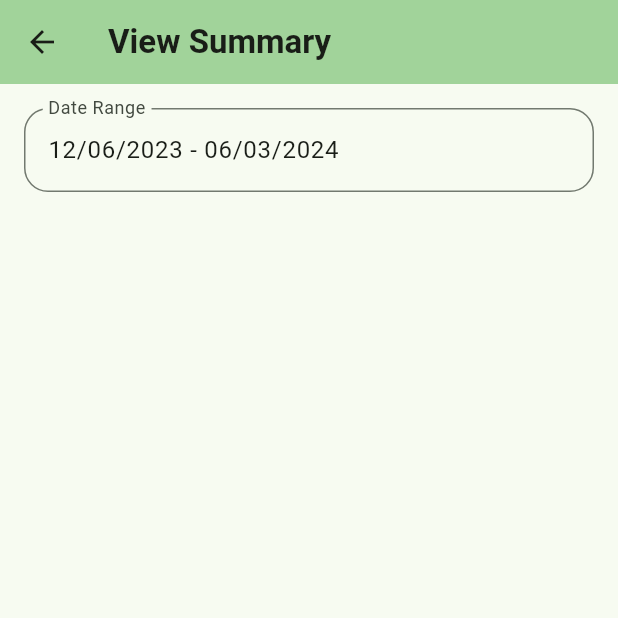
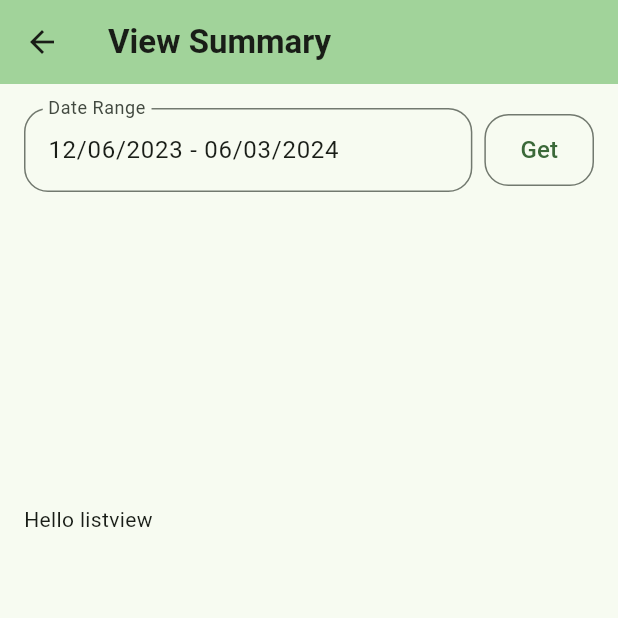
Before and after one commit to jahager/Tiny_Budget, a Flutter app: the ViewSummaryPage screen opened directly, on a phone screen of 412 x 824 dp, the top half of it. Run offline on Flutter 3.47's test engine with Material 3 defaults, Android fonts, the phone set to English and light mode, and no system bars; drawn by our look-alikes of fl_chart; our stand-ins replace sqflite; accounts and stored records are empty.

Commit message:
Initial Pie Chart Commit

```diff
--- /dev/null
+++ b/lib/entry_chart.dart
@@ -0,0 +1,52 @@
+import 'package:fl_chart/fl_chart.dart';
+import 'package:flutter/material.dart';
+
+import 'entry_db.dart';
+
+class PieChartByCategory extends StatelessWidget {
+  final List<Entry> entries;
+
+  const PieChartByCategory({Key? key, required this.entries}) : super(key: key);
+
+  @override
+  Widget build(BuildContext context) {
+    // Group the entries by category and sum the amounts
+    Map<String, double> categoryAmounts = {};
+    for (Entry entry in entries) {
+      if (!categoryAmounts.containsKey(entry.category)) {
+        categoryAmounts[entry.category] = 0.0;
+      }
+
+      categoryAmounts[entry.category] = sum(entry.amount, categoryAmounts[entry.category]);
+    }
+
+    // Create a list of PieChartSectionData objects
+    List<PieChartSectionData> pieChartSections = [];
+    for (String category in categoryAmounts.keys) {
+      pieChartSections.add(
+        PieChartSectionData(
+          value: categoryAmounts[category],
+          color: Colors.primaries[(categoryAmounts.keys.toList().indexOf(category) % Colors.primaries.length)],
+          radius: 100,
+          title: "${category.toString()}: ${categoryAmounts[category]}",
+          titleStyle: TextStyle(color: Colors.white, fontSize: 16, fontWeight: FontWeight.bold),
+
+          showTitle: true
+        ),
+      );
+    }
+
+    // Create the PieChart widget
+    return PieChart(
+      PieChartData(
+        sections: pieChartSections,
+        centerSpaceRadius: 2,
+      ),
+
+    );
+  }
+}
+
+double sum(a, b) {
+  return a + b;
+}
--- a/lib/view_summary_page.dart
+++ b/lib/view_summary_page.dart
@@ -1,5 +1,9 @@
 import 'package:flutter/material.dart';
 import 'package:intl/intl.dart';
+import 'package:tiny_budget/entry_chart.dart';
+
+import 'budget_theme.dart';
+import 'entry_db.dart';
 
 class ViewSummaryPage extends StatefulWidget {
   const ViewSummaryPage({super.key});
@@ -9,21 +13,27 @@ class ViewSummaryPage extends StatefulWidget {
 }
 
 class _ViewSummaryPageState extends State<ViewSummaryPage> {
+  late List<Entry> entries = [];
 
   DateTimeRange selectedDateRange = DateTimeRange(
-      start: DateTime.now().subtract(const Duration(days: 6* 30)),
+      start: DateTime.now().subtract(const Duration(days: 6 * 30)),
       end: DateTime.now());
 
-  late TextEditingController dateController= TextEditingController(
-      text: DateFormat('MM/dd/yyyy').format(selectedDateRange.start) +
-          ' - ' +
-          DateFormat('MM/dd/yyyy').format(selectedDateRange.end));
+  late TextEditingController dateController = TextEditingController(
+      text:
+          '${DateFormat('MM/dd/yyyy').format(selectedDateRange.start)} - ${DateFormat('MM/dd/yyyy').format(selectedDateRange.end)}');
 
   @override
   void dispose() {
     // Clean up the controllers when the widget is disposed.
     dateController.dispose();
     super.dispose();
+  }
+
+  Future<void> _updateData() async {
+    entries = await LocalDatabase.getEntriesByDateRange(
+        selectedDateRange.start, selectedDateRange.end);
+    print(entries);
   }
 
   @override
@@ -38,9 +48,11 @@ class _ViewSummaryPageState extends State<ViewSummaryPage> {
         ),
         body: Padding(
           padding: const EdgeInsets.all(16.0),
-          child: Column(
+          child: Column(children: [
+            Row(
               children: [
-            TextField(
+                Expanded(
+                  child: TextField(
                     decoration: InputDecoration(
                       labelText: "Date Range",
                       border: OutlineInputBorder(
@@ -52,23 +64,60 @@ class _ViewSummaryPageState extends State<ViewSummaryPage> {
                     onTap: () async {
                       DateTimeRange? pickedDate = await showDateRangePicker(
                         context: context,
-
                         firstDate: DateTime(1900),
                         lastDate: DateTime(2100),
                       );
                       if (pickedDate != null) {
                         setState(() {
                           selectedDateRange = pickedDate;
-                    dateController.text = DateFormat('MM/dd/yyyy').format(pickedDate.start) +
-                        ' - ' +
-                        DateFormat('MM/dd/yyyy').format(pickedDate.end);
+                          dateController.text =
+                              '${DateFormat('MM/dd/yyyy').format(pickedDate.start)} - ${DateFormat('MM/dd/yyyy').format(pickedDate.end)}';
+                          _updateData();
                         });
                       }
                     },
                   ),
-              ]
                 ),
-        )
-    );
+                Padding(
+                  padding: const EdgeInsets.only(left: 8.0),
+                  child: IntrinsicHeight(
+                    child: OutlinedButton(
+                        style: roundSquareStyle,
+                        onPressed: () {
+                          _updateData();
+                        },
+                        child:
+                            const Text("Get", style: TextStyle(fontSize: 16))),
+                  ),
+                ),
+              ],
+            ),
+            SizedBox( height: 8,),
+            Flexible(
+                fit: FlexFit.loose,
+                child: FutureBuilder<List<Entry>>(
+                  future: LocalDatabase.getEntriesByDateRange(
+                      selectedDateRange.start, selectedDateRange.end),
+                  builder: (context, snapshot) {
+                    if (snapshot.hasData) {
+                      return ListView(children: [
+                        SizedBox(
+                          height: 200,
+                          width: 200,
+                          child: PieChartByCategory(
+                            entries: snapshot.data!,
+                          ),
+                        ),
+                        Text("Hello listview")
+                      ]);
+                    } else if (snapshot.hasError) {
+                      return Text('Error: ${snapshot.error}');
+                    } else {
+                      return CircularProgressIndicator();
+                    }
+                  },
+                )),
+          ]),
+        ));
   }
 }
--- a/pubspec.yaml
+++ b/pubspec.yaml
@@ -37,6 +37,7 @@ dependencies:
   cupertino_icons: ^1.0.6
   intl: ^0.19.0
   sqflite:
+  fl_chart:
 
 dev_dependencies:
   flutter_test:
```
Also changed, not shown: pubspec.lock. Lines whose indentation alone changed are shown as unchanged.
